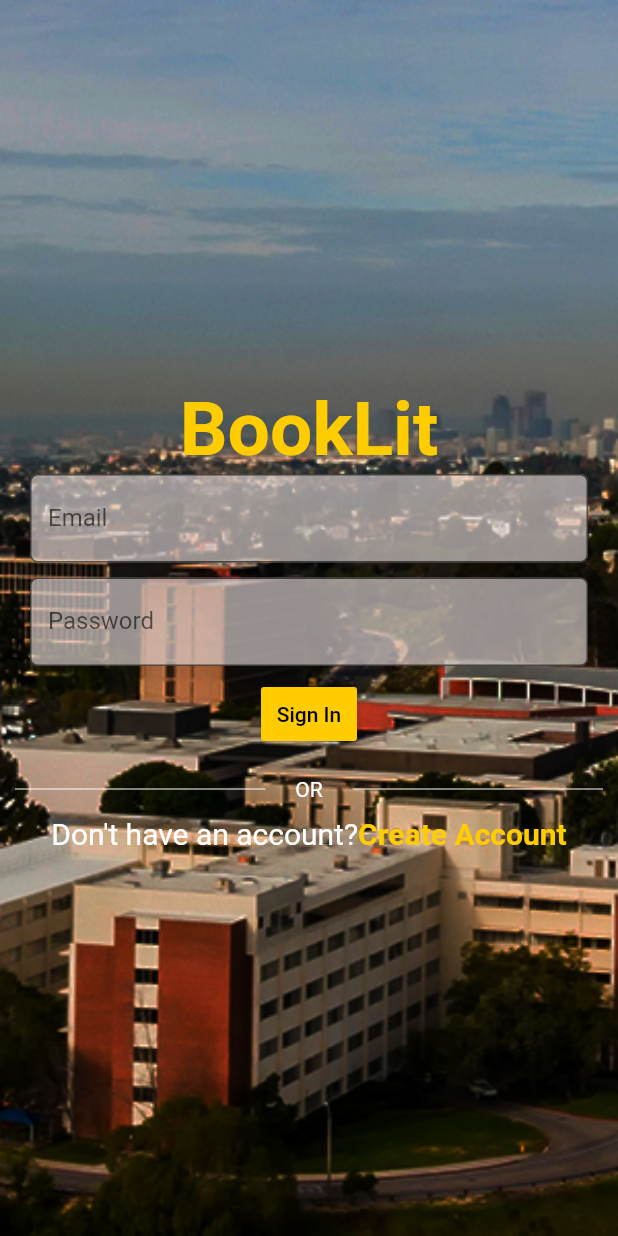
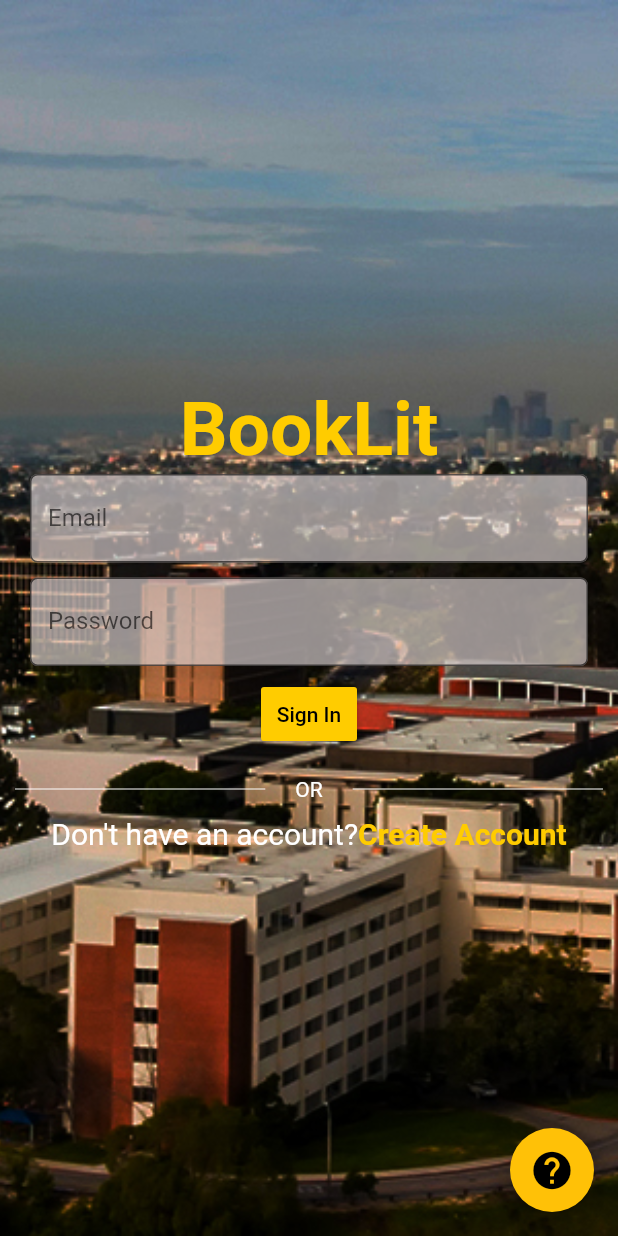
Before and after one commit to College-Essentials/booklit, a Flutter app: the screen it shows after launch, on a phone screen of 412 x 824 dp. Run offline on Flutter 3.47's test engine with Material 2 defaults, Android fonts, the phone set to English and light mode, and no system bars; our stand-ins replace cloud_firestore, firebase_analytics, firebase_auth, firebase_database, flutter_signin_button, fluttertoast and 1 more; accounts and stored records are empty.

```diff
--- a/lib/Auth/Login.dart
+++ b/lib/Auth/Login.dart
@@ -15,6 +15,7 @@ class Login extends StatefulWidget {
 class _LoginState extends State<Login> {
   final GlobalKey<FormState> _formKey = GlobalKey<FormState>();
   String _email, _password;
+  String _forgotPasswordEmail;
 
   @override
   Widget build(BuildContext context) {
@@ -163,6 +164,12 @@ class _LoginState extends State<Login> {
                 ),
               ],
             ))),
+        floatingActionButton: FloatingActionButton(
+          child: Icon(
+            Icons.help,
+            size: 30,
+          ),
+        ),
       ),
     );
   }
--- a/lib/Auth/SignUp.dart
+++ b/lib/Auth/SignUp.dart
@@ -2,7 +2,6 @@ import 'package:booklit/Auth/Login.dart';
 import 'package:flutter/material.dart';
 import 'package:firebase_auth/firebase_auth.dart';
 import 'package:booklit/Navigation.dart';
-import 'package:firebase_database/firebase_database.dart';
 import 'package:cloud_firestore/cloud_firestore.dart';
 
 class SignUp extends StatefulWidget {
--- a/lib/main.dart
+++ b/lib/main.dart
@@ -1,4 +1,6 @@
 import 'package:booklit/Auth/Login.dart';
+import 'package:booklit/Navigation.dart';
+import 'package:firebase_auth/firebase_auth.dart';
 import 'package:flutter/material.dart';
 import 'package:firebase_analytics/firebase_analytics.dart';
 import 'package:firebase_analytics/observer.dart';
@@ -16,10 +18,29 @@ class MyApp extends StatelessWidget {
       theme: ThemeData(
         primarySwatch: Colors.amber,
       ),
-      home: Login(),
+      home: _getLandingPage(),
       navigatorObservers: [
         FirebaseAnalyticsObserver(analytics: analytics),
       ],
     );
   }
 }
+
+Widget _getLandingPage() {
+  return StreamBuilder<FirebaseUser>(
+    stream: FirebaseAuth.instance.onAuthStateChanged,
+    builder: (BuildContext context, snapshot) {
+      if (snapshot.hasData) {
+        if (snapshot.data.providerData.length == 1) {
+          // logged in using email and password
+          return Navigation();
+        } else {
+          // don't remove this
+          return Navigation();
+        }
+      } else {
+        return Login();
+      }
+    },
+  );
+}
```
